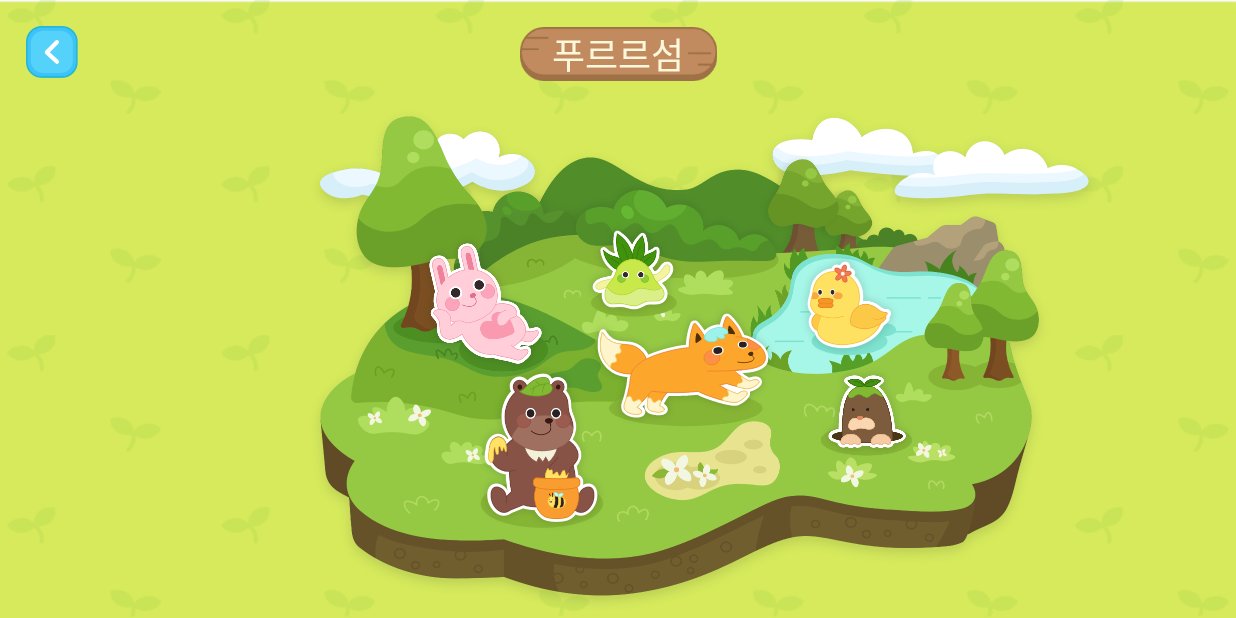
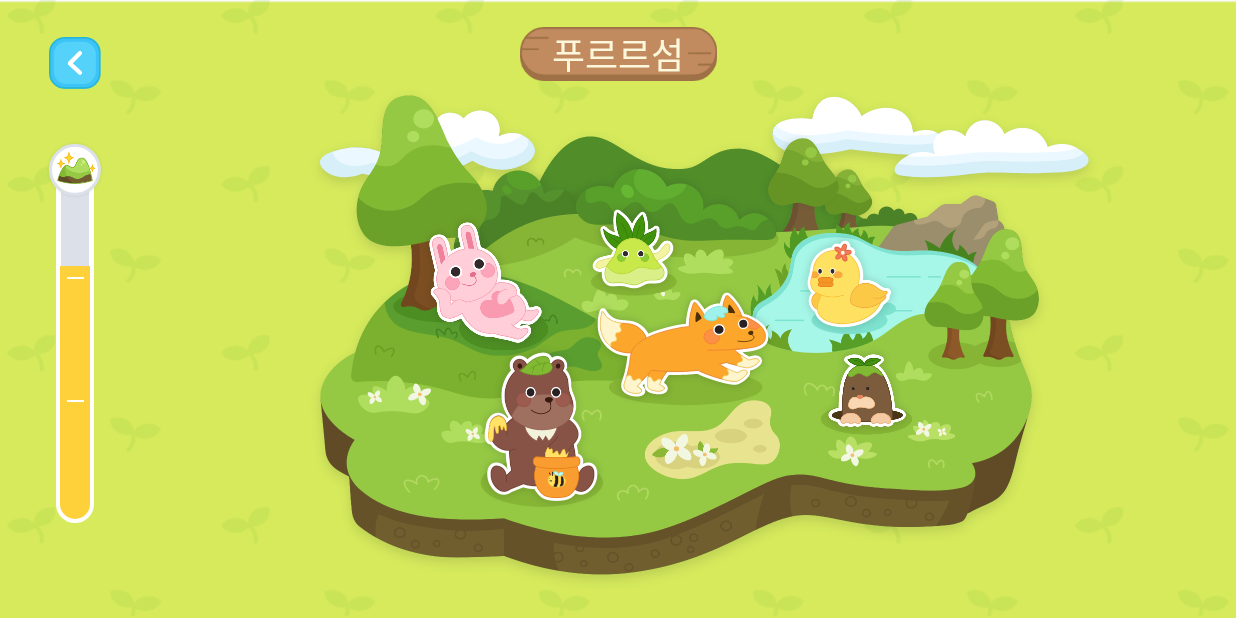
Before and after one commit to PurPur-Resque-Team/PurPur-Android, an Android app: the screen it shows after launch (MainActivity), after a tap on "홈 화면", on a phone screen of 824 x 412 dp (held sideways). Run offline under Robolectric (Android 15) with nearby library versions, the phone set to English and light mode, and no system bars; our stand-ins replace data binding.

Commit message:
[홈] 뷰 완료

```diff
--- a/app/src/main/AndroidManifest.xml
+++ b/app/src/main/AndroidManifest.xml
@@ -14,7 +14,10 @@
             android:name=".ui.detail.DetailActivity"
             android:screenOrientation="userLandscape"
             tools:ignore="LockedOrientationActivity" />
-        <activity android:name=".ui.MainActivity" />
+        <activity
+            android:name=".ui.main.MainActivity"
+            android:screenOrientation="userLandscape"
+            tools:ignore="LockedOrientationActivity"/>
         <activity
             android:name=".ui.ButtonActivity"
             android:screenOrientation="userLandscape"
--- a/app/src/main/java/com/bibim/purpur/ui/ButtonActivity.kt
+++ b/app/src/main/java/com/bibim/purpur/ui/ButtonActivity.kt
@@ -6,6 +6,7 @@ import com.bibim.purpur.R
 import com.bibim.purpur.base.BaseActivity
 import com.bibim.purpur.databinding.ActivityButtonBinding
 import com.bibim.purpur.ui.detail.DetailActivity
+import com.bibim.purpur.ui.main.MainActivity
 import kotlinx.android.synthetic.main.activity_button.*
 
 class ButtonActivity : BaseActivity<ActivityButtonBinding>() {
--- a/app/src/main/java/com/bibim/purpur/ui/MainActivity.kt
+++ /dev/null
@@ -1,13 +0,0 @@
-package com.bibim.purpur.ui
-
-import androidx.appcompat.app.AppCompatActivity
-import android.os.Bundle
-import com.bibim.purpur.R
-
-class MainActivity : AppCompatActivity() {
-
-    override fun onCreate(savedInstanceState: Bundle?) {
-        super.onCreate(savedInstanceState)
-        setContentView(R.layout.activity_main)
-    }
-}
--- /dev/null
+++ b/app/src/main/java/com/bibim/purpur/ui/main/MainActivity.kt
@@ -0,0 +1,29 @@
+package com.bibim.purpur.ui.main
+
+import android.animation.ObjectAnimator
+import androidx.appcompat.app.AppCompatActivity
+import android.os.Bundle
+import android.view.animation.LinearInterpolator
+import com.bibim.purpur.R
+import com.bibim.purpur.base.BaseActivity
+import com.bibim.purpur.databinding.ActivityMainBinding
+import kotlinx.android.synthetic.main.activity_detail.*
+import kotlinx.android.synthetic.main.activity_main.*
+
+class MainActivity :BaseActivity<ActivityMainBinding>() {
+
+    override val layoutResID: Int = R.layout.activity_main
+
+    override fun onCreate(savedInstanceState: Bundle?) {
+        super.onCreate(savedInstanceState)
+        setContentView(R.layout.activity_main)
+
+        val progressAnimator = ObjectAnimator.ofInt(act_main_pb,"progress",0,100)
+        progressAnimator.duration = 3000
+        val ll = LinearInterpolator()
+        progressAnimator.interpolator = ll
+        progressAnimator.start()
+    }
+
+
+}
--- /dev/null
+++ b/app/src/main/res/drawable-xxxhdpi/progress_vertical.xml
@@ -0,0 +1,29 @@
+<?xml version="1.0" encoding="utf-8"?>
+<layer-list
+    xmlns:android="http://schemas.android.com/apk/res/android"
+    android:layout_height="wrap_content"
+    android:layout_width="wrap_content">
+    <item android:id="@android:id/background">
+        <shape>
+            <stroke android:color="#ffffff"
+                android:width="3dp" />
+            <corners android:radius="12dp" />
+            <solid android:color="#dbe0e9"/>
+
+        </shape>
+    </item>
+    <item android:id="@android:id/progress"
+        android:top="3dp"
+        android:bottom="3dp"
+        android:left="3dp"
+        android:right="3dp">
+        <clip
+            android:clipOrientation="vertical"
+            android:gravity="bottom">
+            <shape>
+                <corners android:radius="12dp" />
+                <solid android:color="#fed039" />
+            </shape>
+        </clip>
+    </item>
+</layer-list>
--- a/app/src/main/res/layout/activity_main.xml
+++ b/app/src/main/res/layout/activity_main.xml
@@ -1,54 +1,67 @@
 <?xml version="1.0" encoding="utf-8"?>
+<layout xmlns:android="http://schemas.android.com/apk/res/android"
+    xmlns:app="http://schemas.android.com/apk/res-auto"
+    xmlns:tools="http://schemas.android.com/tools">
+
+    <data>
+
+    </data>
+
     <androidx.constraintlayout.widget.ConstraintLayout
-    xmlns:android="http://schemas.android.com/apk/res/android"
-    xmlns:app="http://schemas.android.com/apk/res-auto"
-    xmlns:tools="http://schemas.android.com/tools"
         android:layout_width="match_parent"
         android:layout_height="match_parent"
         android:background="@drawable/img_bg"
-    tools:context=".ui.MainActivity">
+        tools:context=".ui.main.MainActivity">
 
-    <TextView
+        <ImageView
+            android:id="@+id/act_main_iv_back"
             android:layout_width="wrap_content"
             android:layout_height="wrap_content"
-        android:text="푸르르섬"
-        android:gravity="center_horizontal"
-        android:textSize="24sp"
-        android:background="@drawable/img_title_bg"
-        android:textColor="#fdf7db"
-        android:fontFamily="@font/bmjua"
-        app:layout_constraintTop_toTopOf="parent"
+            android:layout_marginStart="17dp"
+            android:layout_marginTop="17dp"
+            android:src="@drawable/btn_back"
+            app:layout_constraintVertical_bias="0.02"
+            app:layout_constraintHorizontal_bias="0.02"
+            app:layout_constraintBottom_toBottomOf="parent"
+            app:layout_constraintEnd_toEndOf="parent"
             app:layout_constraintStart_toStartOf="parent"
-        app:layout_constraintEnd_toEndOf="parent"
-        android:layout_marginTop="18dp"/>
-
-    <ImageView
-        android:layout_width="wrap_content"
-        android:layout_height="wrap_content"
-        android:src="@drawable/btn_back"
-        android:layout_marginTop="17dp"
-        android:layout_marginStart="17dp"
-        app:layout_constraintTop_toTopOf="parent"
-        app:layout_constraintStart_toStartOf="parent"/>
+            app:layout_constraintTop_toTopOf="parent"/>
 
         <ImageView
             android:id="@+id/act_main_iv_island"
             android:layout_width="wrap_content"
             android:layout_height="wrap_content"
+            android:adjustViewBounds="true"
             android:src="@drawable/img_bg_island"
-        app:layout_constraintHorizontal_bias="0.7"
             app:layout_constraintBottom_toBottomOf="parent"
             app:layout_constraintEnd_toEndOf="parent"
-        app:layout_constraintStart_toStartOf="parent"/>
+            app:layout_constraintHorizontal_bias="0.7"
+            app:layout_constraintStart_toStartOf="parent"
+            app:layout_constraintTop_toTopOf="parent"
+            app:layout_constraintVertical_bias="0.8" />
+
+        <TextView
+            android:layout_width="wrap_content"
+            android:layout_height="wrap_content"
+            android:layout_marginTop="18dp"
+            android:background="@drawable/img_title_bg"
+            android:fontFamily="@font/bmjua"
+            android:gravity="center"
+            android:text="푸르르섬"
+            android:textColor="#fdf7db"
+            android:textSize="24sp"
+            app:layout_constraintEnd_toEndOf="parent"
+            app:layout_constraintStart_toStartOf="parent"
+            app:layout_constraintTop_toTopOf="parent" />
 
         <ImageView
             android:layout_width="wrap_content"
             android:layout_height="wrap_content"
+            android:layout_marginEnd="126dp"
+            android:layout_marginBottom="105dp"
             android:src="@drawable/btn_mole"
-        android:layout_marginBottom="105dp"
-        android:layout_marginEnd="126dp"
-        app:layout_constraintEnd_toEndOf="@id/act_main_iv_island"
-        app:layout_constraintBottom_toBottomOf="@id/act_main_iv_island"/>
+            app:layout_constraintBottom_toBottomOf="@id/act_main_iv_island"
+            app:layout_constraintEnd_toEndOf="@id/act_main_iv_island" />
 
         <ImageView
             android:id="@+id/imageView"
@@ -63,11 +76,11 @@
         <ImageView
             android:layout_width="wrap_content"
             android:layout_height="wrap_content"
+            android:layout_marginTop="98dp"
+            android:layout_marginEnd="136dp"
             android:src="@drawable/btn_duck"
-        android:layout_marginEnd="136dp"
-        android:layout_marginTop="98dp"
             app:layout_constraintEnd_toEndOf="@id/act_main_iv_island"
-        app:layout_constraintTop_toTopOf="@id/act_main_iv_island"/>
+            app:layout_constraintTop_toTopOf="@id/act_main_iv_island" />
 
         <ImageView
             android:layout_width="wrap_content"
@@ -96,4 +109,56 @@
             app:layout_constraintStart_toStartOf="@+id/act_main_iv_island"
             app:layout_constraintTop_toTopOf="@+id/act_main_iv_island" />
 
+        <androidx.constraintlayout.widget.ConstraintLayout
+            android:layout_width="wrap_content"
+            android:layout_height="0dp"
+            android:layout_marginTop="33dp"
+            android:layout_marginBottom="63dp"
+            app:layout_constraintBottom_toBottomOf="parent"
+            app:layout_constraintEnd_toEndOf="@id/act_main_iv_back"
+            app:layout_constraintStart_toStartOf="@id/act_main_iv_back"
+            app:layout_constraintTop_toBottomOf="@id/act_main_iv_back">
+
+            <ProgressBar
+                android:id="@+id/act_main_pb"
+                style="@style/Widget.AppCompat.ProgressBar.Horizontal"
+                android:layout_width="25dp"
+                android:layout_height="match_parent"
+                android:layout_marginTop="10dp"
+                android:progressDrawable="@drawable/progress_vertical"
+                app:layout_constraintBottom_toBottomOf="parent"
+                app:layout_constraintEnd_toEndOf="parent"
+                app:layout_constraintStart_toStartOf="parent"
+                app:layout_constraintTop_toBottomOf="parent" />
+
+            <ImageView
+                android:layout_width="wrap_content"
+                android:layout_height="wrap_content"
+                android:src="@drawable/img_gauge_mountain_head"
+                app:layout_constraintEnd_toEndOf="@id/act_main_pb"
+                app:layout_constraintStart_toStartOf="@id/act_main_pb"
+                app:layout_constraintTop_toTopOf="parent" />
+
+            <View
+                android:id="@+id/act_main_view_top"
+                android:layout_width="11dp"
+                android:layout_height="1dp"
+                android:background="#ffffff"
+                app:layout_constraintEnd_toEndOf="parent"
+                app:layout_constraintStart_toStartOf="parent"
+                app:layout_constraintTop_toTopOf="@id/act_main_pb"
+                app:layout_constraintBottom_toBottomOf="@id/act_main_view_bottom"/>
+
+            <View
+                android:id="@+id/act_main_view_bottom"
+                android:layout_width="11dp"
+                android:layout_height="1dp"
+                android:background="#ffffff"
+                app:layout_constraintEnd_toEndOf="parent"
+                app:layout_constraintStart_toStartOf="parent"
+                app:layout_constraintTop_toBottomOf="@id/act_main_view_top"
+                app:layout_constraintBottom_toBottomOf="@id/act_main_pb"/>
+
         </androidx.constraintlayout.widget.ConstraintLayout>
+    </androidx.constraintlayout.widget.ConstraintLayout>
+</layout>
```
Also changed, not shown: app/src/main/res/drawable-hdpi/btn_fox.png, app/src/main/res/drawable-mdpi/btn_fox.png, app/src/main/res/drawable-xhdpi/btn_fox.png, app/src/main/res/drawable-xxhdpi/btn_fox.png, app/src/main/res/drawable-xxxhdpi/btn_fox.png, app/src/main/res/drawable-xxxhdpi/img_gauge_mountain.9.png (added). Lines whose indentation alone changed are shown as unchanged.
